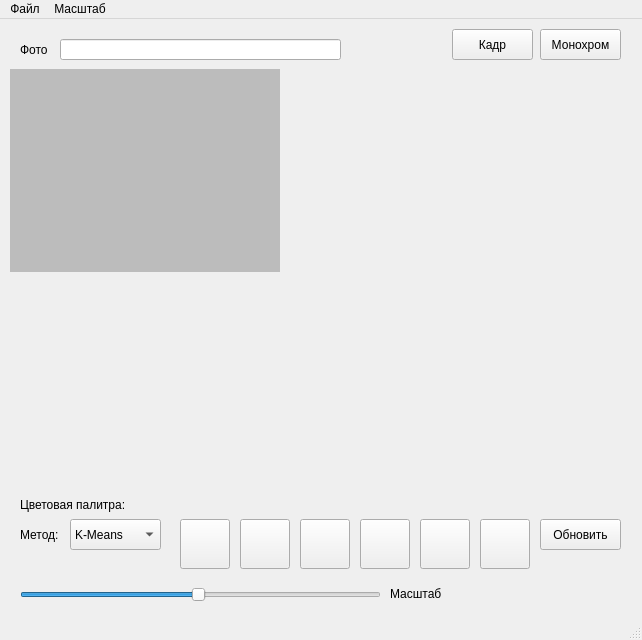
This is mainwindow.ui in KStepanI1/Qt-ImageViewer as Qt 5 draws it before an edit. The edited form follows.
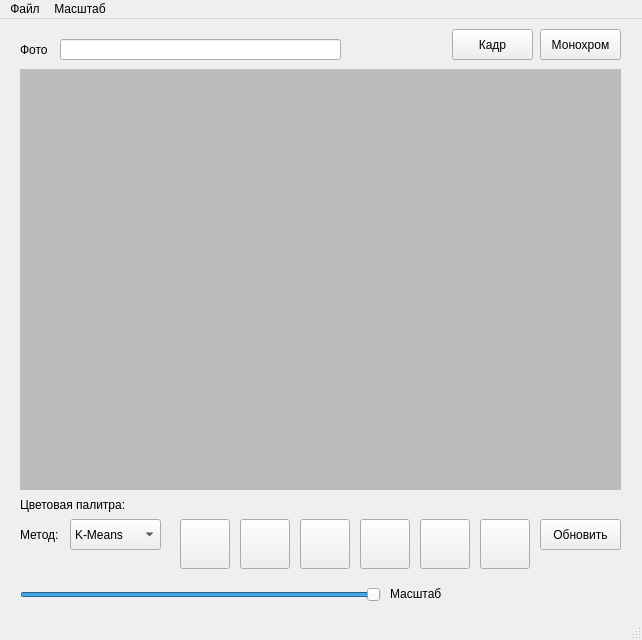
This is the edited form.

The edit to the form file:
```diff
--- a/mainwindow.ui
+++ b/mainwindow.ui
@@ -10,6 +10,18 @@
     <height>640</height>
    </rect>
   </property>
+  <property name="minimumSize">
+   <size>
+    <width>642</width>
+    <height>640</height>
+   </size>
+  </property>
+  <property name="maximumSize">
+   <size>
+    <width>642</width>
+    <height>640</height>
+   </size>
+  </property>
   <property name="windowTitle">
    <string>ImageViewer</string>
   </property>
@@ -61,10 +73,10 @@
    <widget class="QLabel" name="imageDisplayLabel">
     <property name="geometry">
      <rect>
-      <x>10</x>
+      <x>20</x>
       <y>50</y>
-      <width>270</width>
-      <height>203</height>
+      <width>601</width>
+      <height>421</height>
      </rect>
     </property>
     <property name="sizePolicy">
@@ -356,7 +368,7 @@
      <number>100</number>
     </property>
     <property name="value">
-     <number>50</number>
+     <number>100</number>
     </property>
     <property name="orientation">
      <enum>Qt::Horizontal</enum>
```
Left out of the diff: 2 changed lines with no effect on the pictures.
